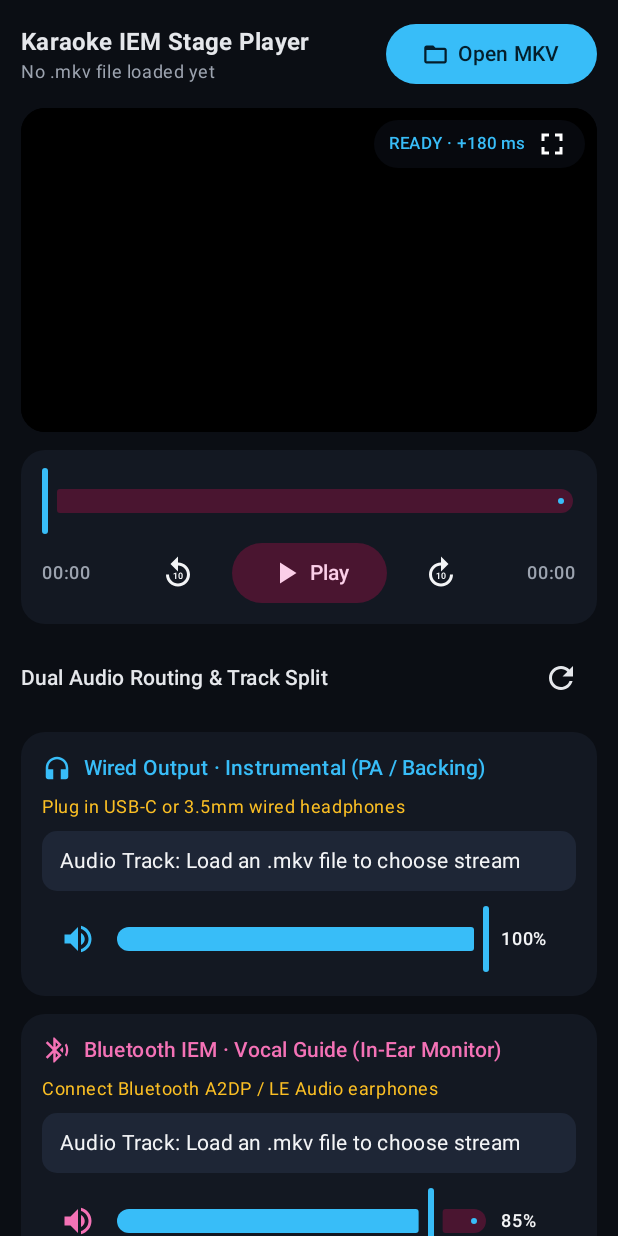
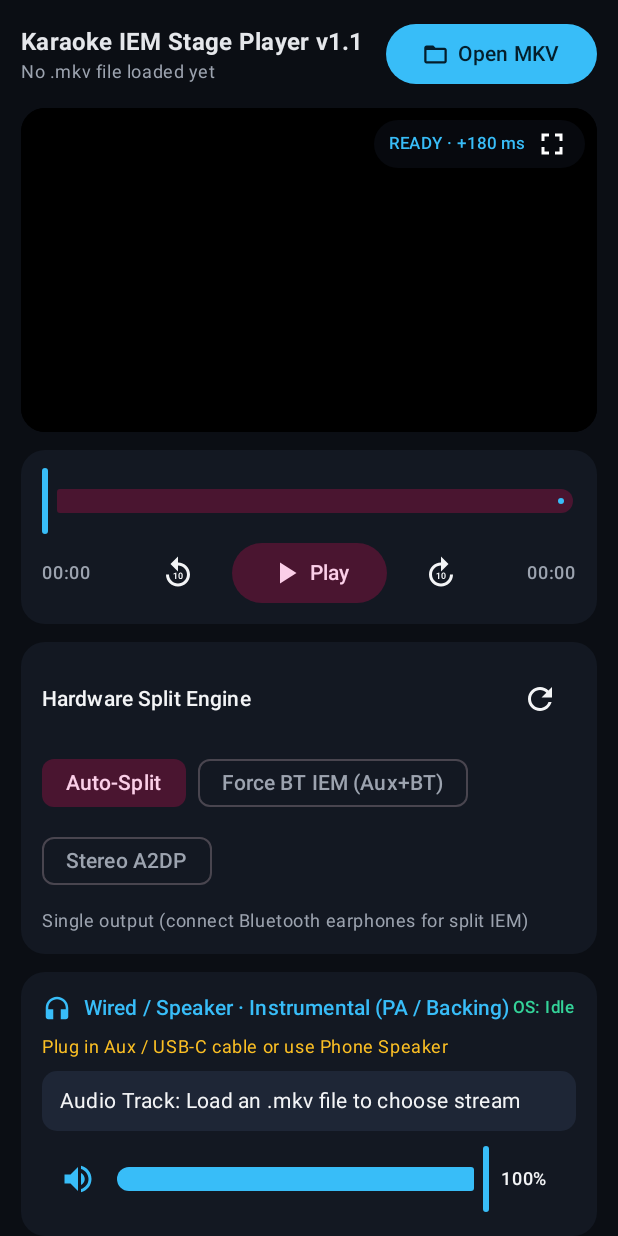
Before and after one commit to vinyas-shiv/KaraokeIEM, an Android app built with Jetpack Compose: the screen it shows after launch (MainActivity), on a phone screen of 412 x 824 dp. Run offline under Robolectric (Android 15) with nearby library versions, the phone set to English and light mode, and no system bars.

Commit message:
Update MainActivity.kt

```diff
--- a/app/src/main/java/com/vinyas/karaokeiem/MainActivity.kt
+++ b/app/src/main/java/com/vinyas/karaokeiem/MainActivity.kt
@@ -6,6 +6,7 @@ import android.content.pm.ActivityInfo
 import android.content.pm.PackageManager
 import android.os.Build
 import android.os.Bundle
+import android.provider.Settings
 import androidx.activity.ComponentActivity
 import androidx.activity.compose.rememberLauncherForActivityResult
 import androidx.activity.compose.setContent
@@ -88,6 +89,7 @@ import androidx.core.view.WindowInsetsControllerCompat
 import androidx.media3.ui.PlayerView
 import com.vinyas.karaokeiem.audio.AudioTrackOption
 import com.vinyas.karaokeiem.audio.OutputSinkItem
+import com.vinyas.karaokeiem.audio.SplitRoutingMode
 import kotlin.math.roundToInt
 
 private val StageDarkColors = darkColorScheme(
@@ -166,6 +168,9 @@ class MainActivity : ComponentActivity() {
                     onPickMkv = {
                         openMkvLauncher.launch(arrayOf("video/x-matroska", "video/*"))
                     },
+                    onOpenSystemMediaOutput = {
+                        openSystemMediaOutputSwitcher()
+                    },
                     onRequestMicChirpCalibration = {
                         val hasMic = ContextCompat.checkSelfPermission(
                             this,
@@ -182,10 +187,32 @@ class MainActivity : ComponentActivity() {
         }
     }
 
+    override fun onRequestPermissionsResult(
+        requestCode: Int,
+        permissions: Array<out String>,
+        grantResults: IntArray
+    ) {
+        super.onRequestPermissionsResult(requestCode, permissions, grantResults)
+        if (requestCode == 101) {
+            viewModel.refreshDevices()
+        }
+    }
+
     override fun onNewIntent(intent: Intent) {
         super.onNewIntent(intent)
         if (intent.action == Intent.ACTION_VIEW) {
             intent.data?.let { viewModel.openMkvFile(it) }
+        }
+    }
+
+    private fun openSystemMediaOutputSwitcher() {
+        val triedPanel = runCatching {
+            startActivity(Intent("com.android.settings.panel.action.MEDIA_OUTPUT"))
+        }.isSuccess
+        if (!triedPanel) {
+            runCatching {
+                startActivity(Intent(Settings.ACTION_BLUETOOTH_SETTINGS))
+            }
         }
     }
 
@@ -210,6 +237,7 @@ fun KaraokeScreen(
     isFullscreen: Boolean,
     onToggleFullscreen: () -> Unit,
     onPickMkv: () -> Unit,
+    onOpenSystemMediaOutput: () -> Unit,
     onRequestMicChirpCalibration: () -> Unit
 ) {
     val telemetry by viewModel.engine.telemetry.collectAsState()
@@ -291,7 +319,7 @@ fun KaraokeScreen(
             ) {
                 Column(modifier = Modifier.weight(1f)) {
                     Text(
-                        text = "Karaoke IEM Stage Player",
+                        text = "Karaoke IEM Stage Player v1.1",
                         style = MaterialTheme.typography.titleMedium,
                         fontWeight = FontWeight.Bold
                     )
@@ -361,17 +389,26 @@ fun KaraokeScreen(
                 onNudge = { viewModel.engine.nudgePosition(it) }
             )
 
+            Card(
+                modifier = Modifier.fillMaxWidth(),
+                colors = CardDefaults.cardColors(containerColor = MaterialTheme.colorScheme.surface),
+                shape = RoundedCornerShape(16.dp)
+            ) {
+                Column(
+                    modifier = Modifier.padding(14.dp),
+                    verticalArrangement = Arrangement.spacedBy(8.dp)
+                ) {
                     Row(
                         modifier = Modifier.fillMaxWidth(),
-                horizontalArrangement = Arrangement.spacedBy(8.dp),
+                        horizontalArrangement = Arrangement.SpaceBetween,
                         verticalAlignment = Alignment.CenterVertically
                     ) {
                         Text(
-                    text = "Dual Audio Routing & Track Split",
+                            text = "Hardware Split Engine",
                             style = MaterialTheme.typography.titleSmall,
-                    fontWeight = FontWeight.SemiBold,
-                    modifier = Modifier.weight(1f)
+                            fontWeight = FontWeight.SemiBold
                         )
+                        Row(verticalAlignment = Alignment.CenterVertically) {
                             if (telemetry.audioTracks.size >= 2) {
                                 AssistChip(
                                     onClick = { viewModel.engine.swapAudioTracks() },
@@ -380,19 +417,56 @@ fun KaraokeScreen(
                                         Icon(Icons.Default.SwapHoriz, contentDescription = null, modifier = Modifier.size(18.dp))
                                     }
                                 )
+                                Spacer(Modifier.width(4.dp))
                             }
                             IconButton(onClick = { viewModel.refreshDevices() }) {
                                 Icon(Icons.Default.Refresh, contentDescription = "Refresh Audio Devices")
                             }
                         }
+                    }
+
+                    FlowRow(
+                        horizontalArrangement = Arrangement.spacedBy(8.dp),
+                        verticalArrangement = Arrangement.spacedBy(4.dp)
+                    ) {
+                        SplitRoutingMode.entries.forEach { mode ->
+                            FilterChip(
+                                selected = telemetry.splitMode == mode,
+                                onClick = { viewModel.selectSplitMode(mode) },
+                                label = { Text(mode.label) }
+                            )
+                        }
+                    }
+
+                    Text(
+                        text = telemetry.activeSplitSummary,
+                        style = MaterialTheme.typography.bodySmall,
+                        color = if (telemetry.isSplitVerified) {
+                            Color(0xFF34D399)
+                        } else {
+                            MaterialTheme.colorScheme.onSurfaceVariant
+                        }
+                    )
+
+                    if (telemetry.needsSystemMediaSwitchHint) {
+                        OutlinedButton(
+                            onClick = onOpenSystemMediaOutput,
+                            modifier = Modifier.fillMaxWidth()
+                        ) {
+                            Text("Android locked A2DP to Aux/Speaker — Tap to select BT in Media Output")
+                        }
+                    }
+                }
+            }
 
             SinkChannelCard(
-                title = "Wired Output · Instrumental (PA / Backing)",
+                title = "Wired / Speaker · Instrumental (PA / Backing)",
                 accentColor = MaterialTheme.colorScheme.primary,
                 leadingIcon = Icons.Default.Headphones,
+                actualOsRoute = telemetry.wiredActualRoute,
                 devices = wiredDevices,
                 selectedDeviceId = selectedWiredId,
-                emptyDeviceHint = "Plug in USB-C or 3.5mm wired headphones",
+                emptyDeviceHint = "Plug in Aux / USB-C cable or use Phone Speaker",
                 onSelectDevice = { viewModel.selectWiredSink(it) },
                 tracks = telemetry.audioTracks,
                 selectedTrackKey = telemetry.selectedWiredTrackKey,
@@ -407,9 +481,10 @@ fun KaraokeScreen(
                 title = "Bluetooth IEM · Vocal Guide (In-Ear Monitor)",
                 accentColor = MaterialTheme.colorScheme.secondary,
                 leadingIcon = Icons.Default.BluetoothAudio,
+                actualOsRoute = telemetry.btActualRoute,
                 devices = btDevices,
                 selectedDeviceId = selectedBtId,
-                emptyDeviceHint = "Connect Bluetooth A2DP / LE Audio earphones",
+                emptyDeviceHint = "Connect Bluetooth earphones",
                 onSelectDevice = { viewModel.selectBtSink(it) },
                 tracks = telemetry.audioTracks,
                 selectedTrackKey = telemetry.selectedBtTrackKey,
@@ -441,7 +516,7 @@ fun KaraokeScreen(
                                 fontWeight = FontWeight.SemiBold
                             )
                             Text(
-                                text = "Advances BT vocal track so IEM, wired music & lyrics hit together",
+                                text = "Advances BT vocal track so IEM, Aux/Speaker & lyrics hit together",
                                 style = MaterialTheme.typography.bodySmall,
                                 color = MaterialTheme.colorScheme.onSurfaceVariant
                             )
@@ -633,6 +708,7 @@ private fun SinkChannelCard(
     title: String,
     accentColor: Color,
     leadingIcon: ImageVector,
+    actualOsRoute: String,
     devices: List<OutputSinkItem>,
     selectedDeviceId: Int?,
     emptyDeviceHint: String,
@@ -656,7 +732,12 @@ private fun SinkChannelCard(
             modifier = Modifier.padding(14.dp),
             verticalArrangement = Arrangement.spacedBy(8.dp)
         ) {
-            Row(verticalAlignment = Alignment.CenterVertically) {
+            Row(
+                modifier = Modifier.fillMaxWidth(),
+                horizontalArrangement = Arrangement.SpaceBetween,
+                verticalAlignment = Alignment.CenterVertically
+            ) {
+                Row(verticalAlignment = Alignment.CenterVertically, modifier = Modifier.weight(1f)) {
                     Icon(leadingIcon, contentDescription = null, tint = accentColor, modifier = Modifier.size(20.dp))
                     Spacer(Modifier.width(8.dp))
                     Text(
@@ -664,6 +745,12 @@ private fun SinkChannelCard(
                         style = MaterialTheme.typography.titleSmall,
                         fontWeight = FontWeight.SemiBold,
                         color = accentColor
+                    )
+                }
+                Text(
+                    text = "OS: $actualOsRoute",
+                    style = MaterialTheme.typography.labelSmall,
+                    color = MaterialTheme.colorScheme.tertiary
                 )
             }
 
```
Lines whose indentation alone changed are shown as unchanged.
